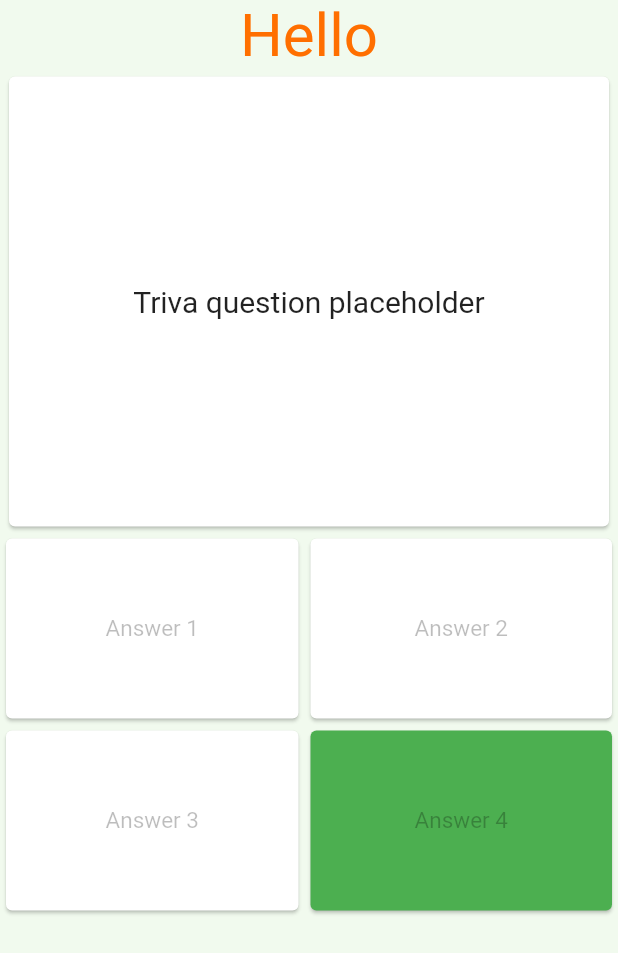
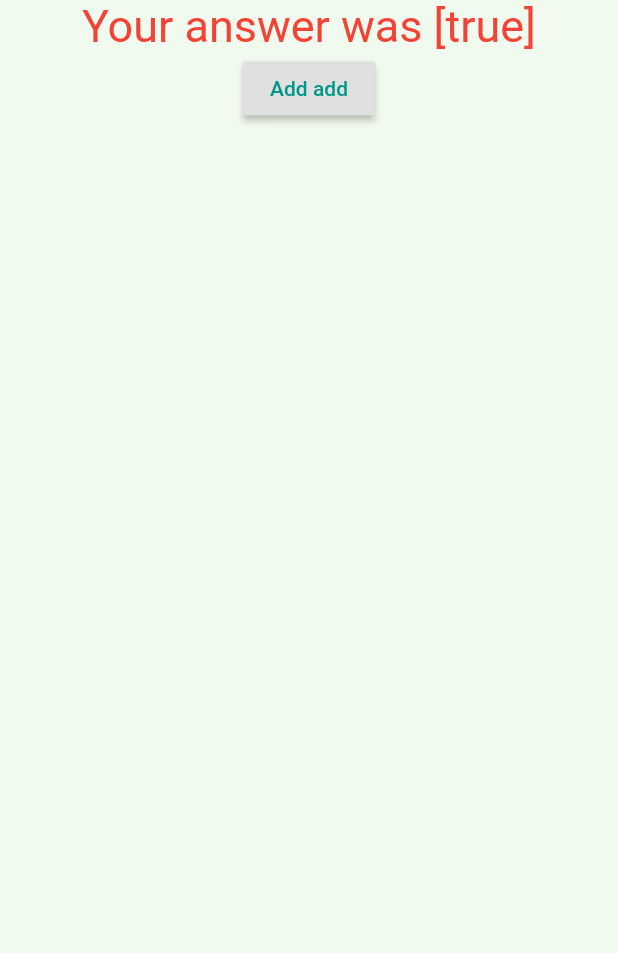
Before and after one commit to Gostis/Flutter_Trivia_App, a Flutter app: the Game screen opened directly, after a tap on "Answer 4", on a phone screen of 412 x 824 dp. Shown: the top 953 px of the screen. Run offline on Flutter 3.47's test engine with Material 2 defaults, Android fonts, the phone set to English and light mode, and no system bars; our stand-ins replace equatable.

Commit message:
Started working with question answer provider

```diff
--- a/lib/main.dart
+++ b/lib/main.dart
@@ -4,6 +4,9 @@ import 'package:provider/provider.dart';
 // Screens
 import 'models/game_settings.dart';
 import 'screens/new_game.dart';
+import 'screens/questions_test_screen.dart';
+import 'screens/game_screen.dart';
+import 'screens/next_question_test_screen.dart';
 
 void main() => runApp(MyApp());
 
@@ -30,7 +33,7 @@ class MyApp extends StatelessWidget {
             // Define the default font family.
 
             scaffoldBackgroundColor: Color(0xffF1FAEE)),
-        home: NewGame(),
+        home: Game(),
       ),
     );
   }
--- a/lib/models/game_settings.dart
+++ b/lib/models/game_settings.dart
@@ -6,7 +6,7 @@ class GameSettings with ChangeNotifier {
   String _difficulty;
   int _time;
   int _lives;
-
+  List<bool> _correctAnswers = [];
   //updating over time
   int _score;
   int _remaningLives;
@@ -20,6 +20,7 @@ class GameSettings with ChangeNotifier {
   int get lives => _lives;
   int get score => _score;
   int get remainingLives => _remaningLives;
+  List<bool> get correctAnswers => _correctAnswers;
 
   void changeSettings(String category, String difficulty, int time, int lives) {
     _category = category;
@@ -29,6 +30,12 @@ class GameSettings with ChangeNotifier {
     notifyListeners();
   }
 
+  void pushAnswer(bool answer) {
+    print("push answer");
+    _correctAnswers.add(answer);
+    notifyListeners();
+  }
+
   void decrementLives() {
     _lives--;
     notifyListeners();
--- /dev/null
+++ b/lib/screens/next_question_test_screen.dart
@@ -0,0 +1,30 @@
+import 'package:flutter/material.dart';
+
+import 'package:provider/provider.dart';
+import 'package:trivia_app/models/game_settings.dart';
+
+class NextQuestionScreen extends StatelessWidget {
+  @override
+  Widget build(BuildContext context) {
+    final settings = Provider.of<GameSettings>(context, listen: true);
+    return Scaffold(
+        body: SafeArea(
+      child: Container(
+          child: Center(
+              child: Column(
+        children: <Widget>[
+          Text(
+            'Your answer was ${settings.correctAnswers}',
+            style: TextStyle(fontSize: 30, color: Colors.red),
+          ),
+          RaisedButton(
+              onPressed: () => {
+                    Provider.of<GameSettings>(context, listen: false)
+                        .pushAnswer(true)
+                  },
+              child: Text("Add add", style: TextStyle(color: Colors.teal)))
+        ],
+      ))),
+    ));
+  }
+}
--- a/lib/screens/questions_test_screen.dart
+++ b/lib/screens/questions_test_screen.dart
@@ -2,11 +2,10 @@ import 'dart:convert';
 
 import 'package:flutter/material.dart';
 import 'package:trivia_app/models/question_model.dart';
-// import 'package:trivia_app/utils/question_services.dart';
+import 'package:trivia_app/utils/question_api.dart';
 
 // Other approach
-import 'package:trivia_app/utils/question_test_api.dart';
-// import 'taBort/questionTaBort.dart';
+// import 'package:trivia_app/utils/question_services.dart';
 
 // class QuestionScreenTest extends StatefulWidget {
 //   @override
--- a/lib/widgets/answer_button.dart
+++ b/lib/widgets/answer_button.dart
@@ -1,4 +1,9 @@
 import 'package:flutter/material.dart';
+
+import '../screens/next_question_test_screen.dart';
+
+import 'package:provider/provider.dart';
+import 'package:trivia_app/models/game_settings.dart';
 
 class AnswerButton extends StatefulWidget {
   final bool correct;
@@ -23,6 +28,12 @@ class _AnswerButtonState extends State<AnswerButton> {
           } else {
             _color = Colors.red;
           }
+
+          Provider.of<GameSettings>(context, listen: false)
+              .pushAnswer(widget.correct);
+
+          Navigator.push(context,
+              MaterialPageRoute(builder: (context) => NextQuestionScreen()));
         });
       },
       child: Card(
```
Also changed, not shown: lib/screens/new_game.dart (+13 -13 lines), lib/utils/question_api.dart (renamed from lib/utils/question_test_api.dart), pubspec.lock.
